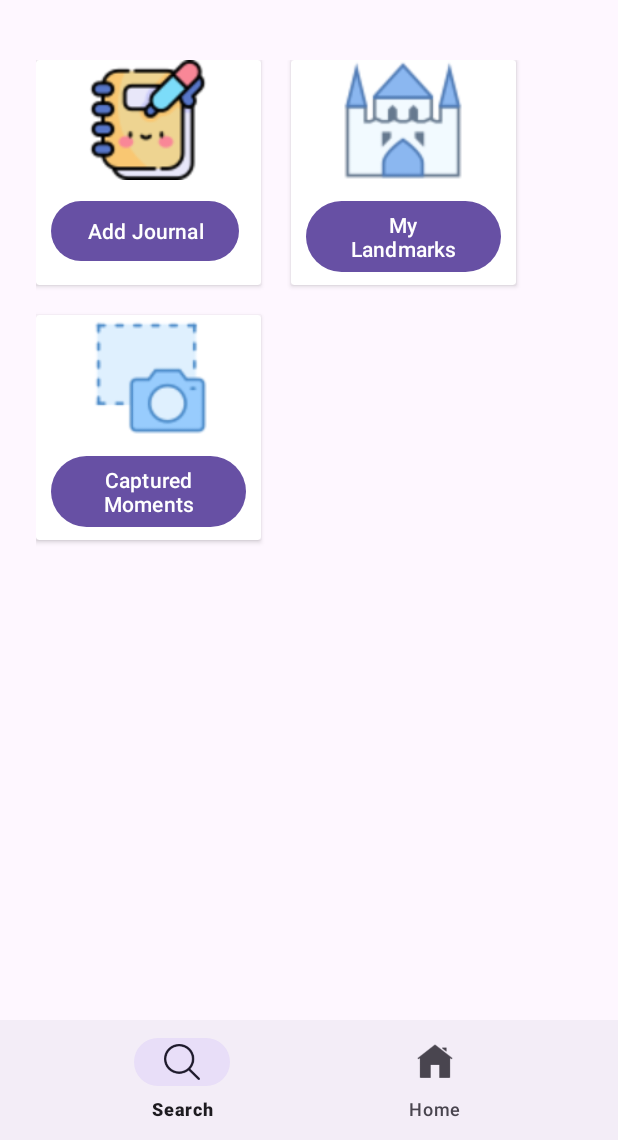
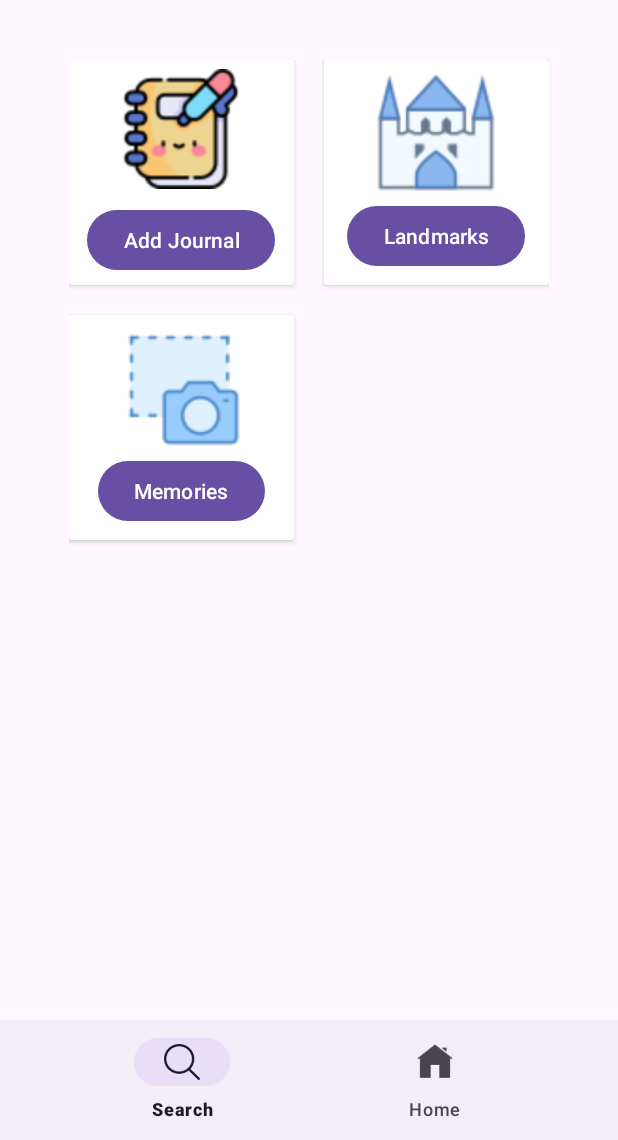
Before and after one commit to harshadayadav154/travel_tales_android, an Android app: the HomeActivity screen opened directly, with no data from a screen before it, on a phone screen of 412 x 824 dp, the part 96-1236 px from its top. Run offline under Robolectric (Android 15) with nearby library versions, the phone set to English and light mode, and no system bars.

Commit message:
made few changes in the home layout

```diff
--- a/app/src/main/res/layout/activity_home.xml
+++ b/app/src/main/res/layout/activity_home.xml
@@ -6,67 +6,64 @@ android:layout_width="match_parent"
     android:layout_height="match_parent"
     android:orientation="vertical"
     tools:context=".activities.HomeActivity">
+
     <com.google.android.material.appbar.MaterialToolbar
         android:id="@+id/materialToolbar"
         android:layout_width="match_parent"
         android:layout_height="wrap_content"
-    android:layout_marginLeft="0dp"
+        android:layout_marginStart="0dp"
         android:layout_marginEnd="0dp"
         android:background="?attr/colorPrimary"
         android:minHeight="?attr/actionBarSize"
         android:theme="?attr/actionBarTheme"
         app:title="@string/app_name"
         app:titleTextAppearance="@style/Toolbar.TitleText" />
+
     <androidx.drawerlayout.widget.DrawerLayout
+        android:id="@+id/drawer_layout"
         android:layout_width="match_parent"
         android:layout_height="match_parent"
-    android:orientation="vertical"
-    android:id="@+id/drawer_layout">
+        android:orientation="vertical">
+
         <androidx.constraintlayout.widget.ConstraintLayout
             android:layout_width="match_parent"
-        android:layout_height="match_parent"
-        >
+            android:layout_height="match_parent">
 
 
             <GridLayout
-            xmlns:android="http://schemas.android.com/apk/res/android"
                 android:layout_width="match_parent"
                 android:layout_height="match_parent"
                 android:columnCount="2"
                 android:rowCount="2"
-            android:layout_marginLeft="24dp"
-            android:layout_marginRight="24dp"
-            android:layout_marginTop="40dp">
+                android:layout_marginStart="46dp"
+                android:layout_marginEnd="46dp"
+                android:layout_marginTop="40dp"
+                android:layout_marginBottom="40dp">
+
                 <androidx.cardview.widget.CardView
                     android:layout_width="150dp"
                     android:layout_height="150dp"
                     android:layout_row="0"
-                android:layout_column="0">
+                    android:layout_column="0"
+                    android:layout_marginEnd="20dp">
+
                     <LinearLayout
                         android:layout_width="match_parent"
                         android:layout_height="match_parent"
+                        android:gravity="center"
                         android:orientation="vertical">
 
                         <ImageView
                             android:layout_width="80dp"
                             android:layout_height="80dp"
-                        android:src="@drawable/journal"
-                        android:layout_gravity="center_horizontal">
-
-                    </ImageView>
+                            android:src="@drawable/journal" />
 
                         <Button
                             android:id="@+id/button"
                             android:layout_width="wrap_content"
                             android:layout_height="wrap_content"
-                        android:text="@string/add_journal"
-                        android:layout_column="0"
-                        android:layout_row="0"
                             android:layout_marginTop="10dp"
-                        android:layout_marginStart="10dp"
-                        android:layout_marginEnd="10dp"
-
-                        />
+                            android:text="@string/add_journal" />
                     </LinearLayout>
 
                 </androidx.cardview.widget.CardView>
@@ -74,33 +71,26 @@ tools:context=".activities.HomeActivity">
                 <androidx.cardview.widget.CardView
                     android:layout_width="150dp"
                     android:layout_height="150dp"
-                android:layout_marginStart="20dp"
                     android:layout_row="0"
                     android:layout_column="1">
+
                     <LinearLayout
                         android:layout_width="match_parent"
                         android:layout_height="match_parent"
+                        android:gravity="center"
                         android:orientation="vertical">
 
                         <ImageView
                             android:layout_width="80dp"
                             android:layout_height="80dp"
-                        android:src="@drawable/landmark"
-                        android:layout_gravity="center_horizontal">
-
-                    </ImageView>
+                            android:src="@drawable/landmark" />
 
                         <Button
                             android:id="@+id/mapButton"
                             android:layout_width="wrap_content"
                             android:layout_height="wrap_content"
-                        android:text="@string/my_landmarks"
-                        android:layout_column="0"
-                        android:layout_row="0"
-                        android:layout_marginTop="10dp"
-                        android:layout_marginStart="10dp"
-                        android:layout_marginEnd="10dp"
-                        />
+                            android:layout_marginTop="5dp"
+                            android:text="@string/landmarks" />
                     </LinearLayout>
 
                 </androidx.cardview.widget.CardView>
@@ -108,44 +98,39 @@ tools:context=".activities.HomeActivity">
                 <androidx.cardview.widget.CardView
                     android:layout_width="150dp"
                     android:layout_height="150dp"
-                android:layout_marginTop="20dp"
+                    android:layout_row="1"
+                    android:layout_column="0"
+                    android:layout_marginTop="20dp">
 
-                android:layout_row="1"
-                android:layout_column="0">
                     <LinearLayout
                         android:layout_width="match_parent"
                         android:layout_height="match_parent"
+                        android:gravity="center"
                         android:orientation="vertical">
 
                         <ImageView
                             android:layout_width="80dp"
                             android:layout_height="80dp"
-                        android:src="@drawable/capture"
-                        android:layout_gravity="center_horizontal">
-
-                    </ImageView>
+                            android:src="@drawable/capture" />
 
                         <Button
                             android:id="@+id/capturedImages"
                             android:layout_width="wrap_content"
                             android:layout_height="wrap_content"
-                        android:text="@string/captured_moments"
-                        android:layout_column="0"
-                        android:layout_row="0"
-                        android:layout_marginTop="10dp"
-                        android:layout_marginStart="10dp"
-                        android:layout_marginEnd="10dp"
-                        />
+                            android:layout_marginTop="5dp"
+                            android:text="@string/memories" />
                     </LinearLayout>
 
                 </androidx.cardview.widget.CardView>
 
             </GridLayout>
 
+
             <FrameLayout
                 android:id="@+id/frame"
                 android:layout_width="match_parent"
-            android:layout_height="match_parent"/>
+                android:layout_height="match_parent" />
+
             <com.google.android.material.bottomnavigation.BottomNavigationView
                 android:id="@+id/bottomNavView"
                 android:layout_width="match_parent"
@@ -155,8 +140,7 @@ tools:context=".activities.HomeActivity">
                 app:layout_constraintBottom_toBottomOf="parent"
                 app:layout_constraintLeft_toLeftOf="parent"
                 app:layout_constraintRight_toRightOf="parent"
-            app:menu="@menu/bottom_nav_menu"
-            />
+                app:menu="@menu/bottom_nav_menu" />
         </androidx.constraintlayout.widget.ConstraintLayout>
         <!--this is the navigation view which draws
             and shows the navigation drawer-->
--- a/app/src/main/res/values/strings.xml
+++ b/app/src/main/res/values/strings.xml
@@ -9,8 +9,8 @@
     <string name="address">Address</string>
     <string name="date_hint">Date</string>
     <string name="add_journal">Add Journal</string>
-    <string name="my_landmarks">My Landmarks</string>
-    <string name="captured_moments">Captured Moments</string>
+    <string name="landmarks">Landmarks</string>
+    <string name="memories">Memories</string>
     <string name="no_images_to_display">No Images To Display</string>
     <string name="home">Home</string>
     <string name="search">Search</string>
```
Lines whose indentation alone changed are shown as unchanged.
